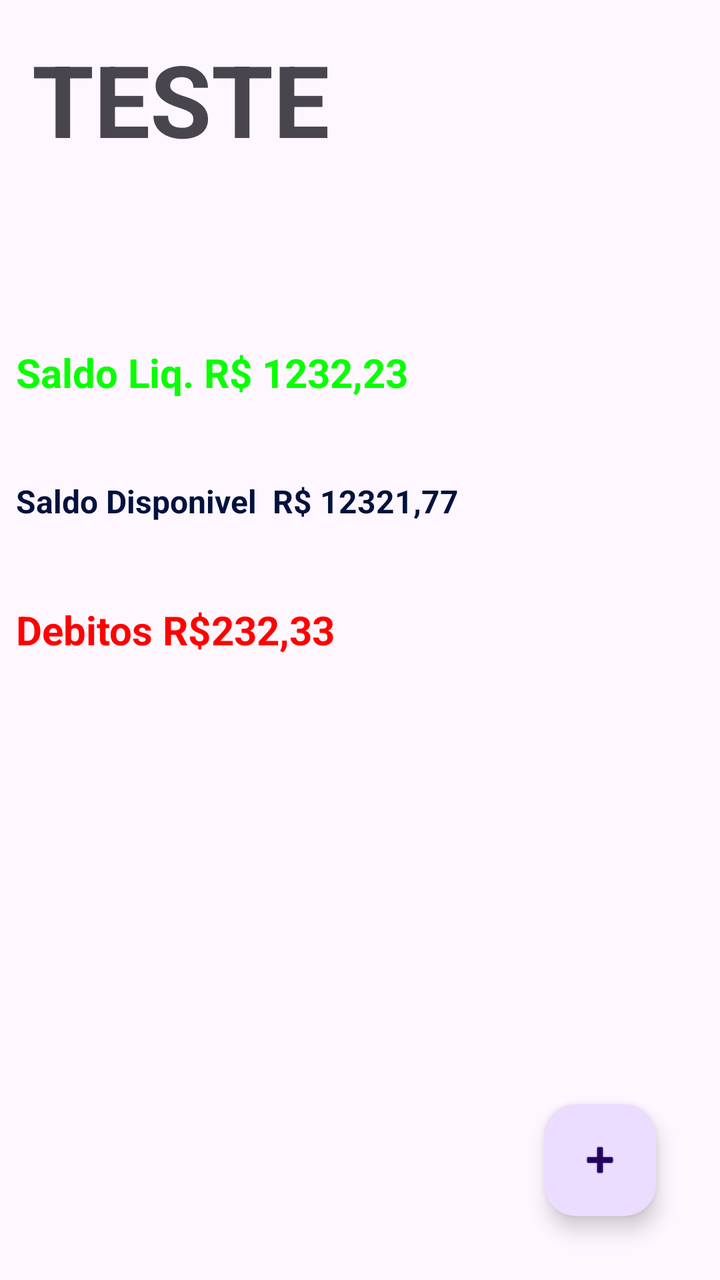
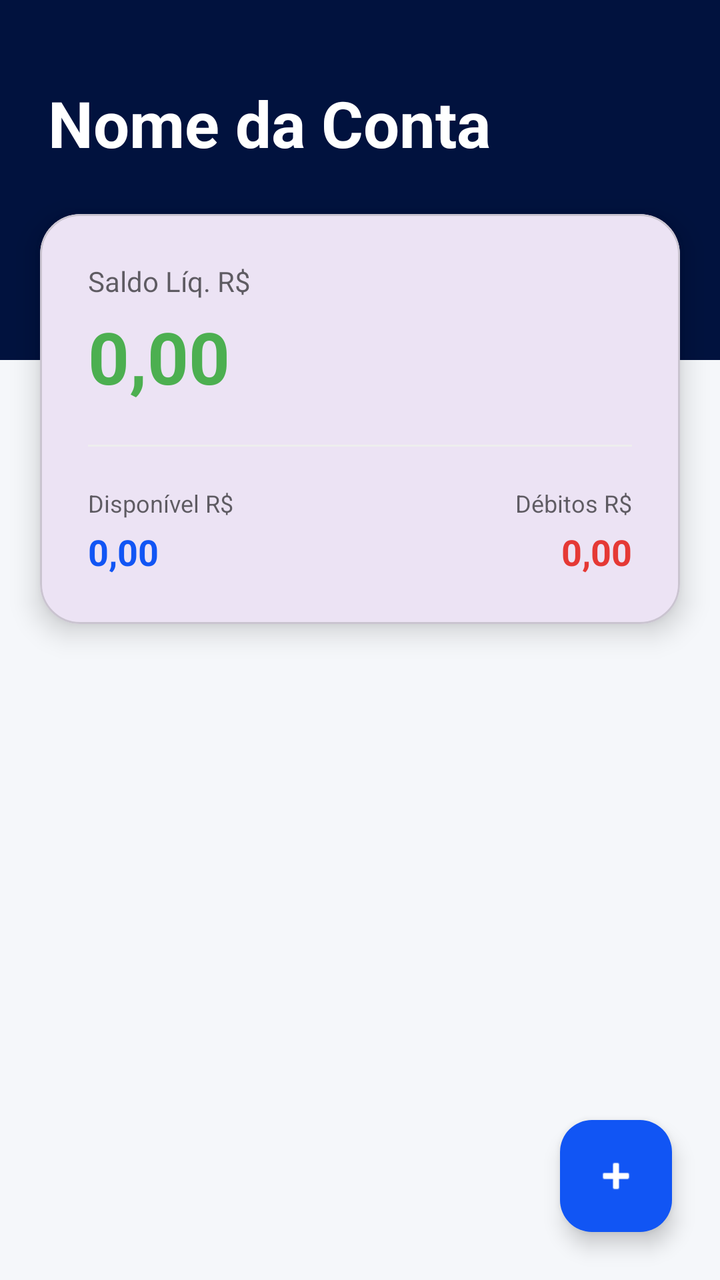

Before-and-after screenshots of an Android layout around one commit, followed by the original layout XML and the change that was made.
<!-- AndroidManifest.xml: application theme Theme.MeuControleFinaceiro -->
<!-- res/layout/fragment_fragmentbanco_aberto.xml -->
<?xml version="1.0" encoding="utf-8"?>
<androidx.constraintlayout.widget.ConstraintLayout xmlns:android="http://schemas.android.com/apk/res/android"
    xmlns:app="http://schemas.android.com/apk/res-auto"
    xmlns:tools="http://schemas.android.com/tools"
    android:layout_width="match_parent"
    android:layout_height="match_parent"
    tools:context=".ui.bancoAberto.FragmentbancoAberto" >

    <ProgressBar
        android:id="@+id/progressBarBancoAberto"
        style="?android:attr/progressBarStyle"
        android:layout_width="wrap_content"
        android:layout_height="wrap_content"
        android:visibility="gone"
        app:layout_constraintBottom_toBottomOf="parent"
        app:layout_constraintEnd_toEndOf="parent"
        app:layout_constraintStart_toStartOf="parent"
        app:layout_constraintTop_toTopOf="parent" />

    <TextView
        android:id="@+id/textNomeConta"
        android:layout_width="wrap_content"
        android:layout_height="wrap_content"
        android:layout_marginStart="16dp"
        android:layout_marginTop="16dp"
        android:text="TESTE"
        android:textSize="50dp"
        android:textStyle="bold"
        app:layout_constraintStart_toStartOf="parent"
        app:layout_constraintTop_toTopOf="parent" />

    <TextView
        android:id="@+id/textView4"
        android:layout_width="wrap_content"
        android:layout_height="wrap_content"
        android:layout_marginStart="8dp"
        android:layout_marginTop="90dp"
        android:text="Saldo Liq. R$ "
        android:textColor="@color/verde"
        android:textSize="20sp"
        android:textStyle="bold"
        app:layout_constraintStart_toStartOf="parent"
        app:layout_constraintTop_toBottomOf="@+id/textNomeConta" />

    <TextView
        android:id="@+id/textView5"
        android:layout_width="wrap_content"
        android:layout_height="wrap_content"
        android:layout_marginStart="8dp"
        android:layout_marginTop="40dp"
        android:text="Saldo Disponivel  R$ "
        android:textColor="@color/azul2"
        android:textSize="16sp"
        android:textStyle="bold"
        app:layout_constraintStart_toStartOf="parent"
        app:layout_constraintTop_toBottomOf="@+id/textView4" />

    <TextView
        android:id="@+id/textSaldoLiq"
        android:layout_width="wrap_content"
        android:layout_height="wrap_content"
        android:text="1232,23"
        android:textColor="@color/verde"
        android:textSize="20sp"
        android:textStyle="bold"
        app:layout_constraintBottom_toBottomOf="@+id/textView4"
        app:layout_constraintStart_toEndOf="@+id/textView4"
        app:layout_constraintTop_toTopOf="@+id/textView4" />

    <TextView
        android:id="@+id/textSaldoDisponivel"
        android:layout_width="wrap_content"
        android:layout_height="wrap_content"
        android:text="12321,77"
        android:textColor="@color/azul2"
        android:textSize="16sp"
        android:textStyle="bold"
        app:layout_constraintBottom_toBottomOf="@+id/textView5"
        app:layout_constraintStart_toEndOf="@+id/textView5"
        app:layout_constraintTop_toTopOf="@+id/textView5" />

    <TextView
        android:id="@+id/textView8"
        android:layout_width="wrap_content"
        android:layout_height="wrap_content"
        android:layout_marginStart="8dp"
        android:layout_marginTop="40dp"
        android:text="Debitos R$"
        android:textColor="@color/red"
        android:textSize="20sp"
        android:textStyle="bold"
        app:layout_constraintStart_toStartOf="parent"
        app:layout_constraintTop_toBottomOf="@+id/textView5" />

    <TextView
        android:id="@+id/textDebitos"
        android:layout_width="wrap_content"
        android:layout_height="wrap_content"
        android:text="232,33"
        android:textColor="@color/red"
        android:textSize="20sp"
        android:textStyle="bold"
        app:layout_constraintBottom_toBottomOf="@+id/textView8"
        app:layout_constraintStart_toEndOf="@+id/textView8"
        app:layout_constraintTop_toTopOf="@+id/textView8" />

    <com.google.android.material.floatingactionbutton.FloatingActionButton
        android:id="@+id/fabAddTrazacao"
        android:layout_width="wrap_content"
        android:layout_height="wrap_content"
        android:layout_marginEnd="32dp"
        android:layout_marginBottom="32dp"
        android:clickable="true"
        android:src="@android:drawable/ic_input_add"
        app:layout_constraintBottom_toBottomOf="parent"
        app:layout_constraintEnd_toEndOf="parent" />
</androidx.constraintlayout.widget.ConstraintLayout>
<!-- resources referenced by this layout -->
<resources>
  <color name="azul2">#01123E</color>
  <color name="red">#ff0000</color>
  <color name="verde">#08FF00</color>
  <style name="Theme.MeuControleFinaceiro" parent="Base.Theme.MeuControleFinaceiro" />
  <style name="Base.Theme.MeuControleFinaceiro" parent="Theme.Material3.DayNight.NoActionBar">
          
  
  
      </style>
</resources>

<!-- the commit's change to res/layout/fragment_fragmentbanco_aberto.xml (unified diff, before → after) -->
@@ -4,114 +4,170 @@
     xmlns:tools="http://schemas.android.com/tools"
     android:layout_width="match_parent"
     android:layout_height="match_parent"
-    tools:context=".ui.bancoAberto.FragmentbancoAberto" >
+    android:background="#F5F7FA"
+    tools:context=".ui.bancoAberto.FragmentbancoAberto">
+
+    
+    <View
+        android:id="@+id/viewHeaderBackground"
+        android:layout_width="match_parent"
+        android:layout_height="180dp"
+        android:background="@color/azul2"
+        app:layout_constraintTop_toTopOf="parent" />
+
+    <TextView
+        android:id="@+id/textNomeConta"
+        android:layout_width="0dp"
+        android:layout_height="wrap_content"
+        android:layout_marginStart="24dp"
+        android:layout_marginTop="40dp"
+        android:layout_marginEnd="24dp"
+        android:text="Nome da Conta"
+        android:textColor="@color/white"
+        android:textSize="32sp"
+        android:textStyle="bold"
+        app:layout_constraintEnd_toEndOf="parent"
+        app:layout_constraintStart_toStartOf="parent"
+        app:layout_constraintTop_toTopOf="parent" />
+
+    
+    <com.google.android.material.card.MaterialCardView
+        android:id="@+id/cardInfo"
+        android:layout_width="match_parent"
+        android:layout_height="wrap_content"
+        android:layout_marginStart="20dp"
+        android:layout_marginTop="24dp"
+        android:layout_marginEnd="20dp"
+        app:cardCornerRadius="20dp"
+        app:cardElevation="8dp"
+        app:layout_constraintTop_toBottomOf="@id/textNomeConta">
+
+        <androidx.constraintlayout.widget.ConstraintLayout
+            android:layout_width="match_parent"
+            android:layout_height="wrap_content"
+            android:padding="24dp">
+
+            <TextView
+                android:id="@+id/textView4"
+                android:layout_width="wrap_content"
+                android:layout_height="wrap_content"
+                android:alpha="0.6"
+                android:text="Saldo Líq. R$"
+                android:textColor="@color/black"
+                android:textSize="14sp"
+                app:layout_constraintStart_toStartOf="parent"
+                app:layout_constraintTop_toTopOf="parent" />
+
+            <TextView
+                android:id="@+id/textSaldoLiq"
+                android:layout_width="wrap_content"
+                android:layout_height="wrap_content"
+                android:layout_marginTop="4dp"
+                android:text="0,00"
+                android:textColor="@color/verde"
+                android:textSize="36sp"
+                android:textStyle="bold"
+                app:layout_constraintStart_toStartOf="parent"
+                app:layout_constraintTop_toBottomOf="@id/textView4" />
+
+            <View
+                android:id="@+id/cardDivider"
+                android:layout_width="match_parent"
+                android:layout_height="1dp"
+                android:layout_marginTop="20dp"
+                android:background="#EEEEEE"
+                app:layout_constraintTop_toBottomOf="@id/textSaldoLiq" />
+
+            <LinearLayout
+                android:layout_width="match_parent"
+                android:layout_height="wrap_content"
+                android:layout_marginTop="20dp"
+                android:baselineAligned="false"
+                android:orientation="horizontal"
+                app:layout_constraintTop_toBottomOf="@id/cardDivider">
+
+                <LinearLayout
+                    android:layout_width="0dp"
+                    android:layout_height="wrap_content"
+                    android:layout_weight="1"
+                    android:orientation="vertical">
+
+                    <TextView
+                        android:id="@+id/textView5"
+                        android:layout_width="wrap_content"
+                        android:layout_height="wrap_content"
+                        android:alpha="0.6"
+                        android:text="Disponível R$"
+                        android:textColor="@color/black"
+                        android:textSize="12sp" />
+
+                    <TextView
+                        android:id="@+id/textSaldoDisponivel"
+                        android:layout_width="wrap_content"
+                        android:layout_height="wrap_content"
+                        android:layout_marginTop="4dp"
+                        android:text="0,00"
+                        android:textColor="@color/azul"
+                        android:textSize="18sp"
+                        android:textStyle="bold" />
+                </LinearLayout>
+
+                <LinearLayout
+                    android:layout_width="0dp"
+                    android:layout_height="wrap_content"
+                    android:layout_weight="1"
+                    android:gravity="end"
+                    android:orientation="vertical">
+
+                    <TextView
+                        android:id="@+id/textView8"
+                        android:layout_width="wrap_content"
+                        android:layout_height="wrap_content"
+                        android:alpha="0.6"
+                        android:text="Débitos R$"
+                        android:textColor="@color/black"
+                        android:textSize="12sp" />
+
+                    <TextView
+                        android:id="@+id/textDebitos"
+                        android:layout_width="wrap_content"
+                        android:layout_height="wrap_content"
+                        android:layout_marginTop="4dp"
+                        android:text="0,00"
+                        android:textColor="@color/red"
+                        android:textSize="18sp"
+                        android:textStyle="bold" />
+                </LinearLayout>
+            </LinearLayout>
+
+        </androidx.constraintlayout.widget.ConstraintLayout>
+    </com.google.android.material.card.MaterialCardView>
 
     <ProgressBar
         android:id="@+id/progressBarBancoAberto"
         style="?android:attr/progressBarStyle"
         android:layout_width="wrap_content"
         android:layout_height="wrap_content"
+        android:elevation="10dp"
         android:visibility="gone"
         app:layout_constraintBottom_toBottomOf="parent"
         app:layout_constraintEnd_toEndOf="parent"
         app:layout_constraintStart_toStartOf="parent"
         app:layout_constraintTop_toTopOf="parent" />
 
-    <TextView
-        android:id="@+id/textNomeConta"
-        android:layout_width="wrap_content"
-        android:layout_height="wrap_content"
-        android:layout_marginStart="16dp"
-        android:layout_marginTop="16dp"
-        android:text="TESTE"
-        android:textSize="50dp"
-        android:textStyle="bold"
-        app:layout_constraintStart_toStartOf="parent"
-        app:layout_constraintTop_toTopOf="parent" />
-
-    <TextView
-        android:id="@+id/textView4"
-        android:layout_width="wrap_content"
-        android:layout_height="wrap_content"
-        android:layout_marginStart="8dp"
-        android:layout_marginTop="90dp"
-        android:text="Saldo Liq. R$ "
-        android:textColor="@color/verde"
-        android:textSize="20sp"
-        android:textStyle="bold"
-        app:layout_constraintStart_toStartOf="parent"
-        app:layout_constraintTop_toBottomOf="@+id/textNomeConta" />
-
-    <TextView
-        android:id="@+id/textView5"
-        android:layout_width="wrap_content"
-        android:layout_height="wrap_content"
-        android:layout_marginStart="8dp"
-        android:layout_marginTop="40dp"
-        android:text="Saldo Disponivel  R$ "
-        android:textColor="@color/azul2"
-        android:textSize="16sp"
-        android:textStyle="bold"
-        app:layout_constraintStart_toStartOf="parent"
-        app:layout_constraintTop_toBottomOf="@+id/textView4" />
-
-    <TextView
-        android:id="@+id/textSaldoLiq"
-        android:layout_width="wrap_content"
-        android:layout_height="wrap_content"
-        android:text="1232,23"
-        android:textColor="@color/verde"
-        android:textSize="20sp"
-        android:textStyle="bold"
-        app:layout_constraintBottom_toBottomOf="@+id/textView4"
-        app:layout_constraintStart_toEndOf="@+id/textView4"
-        app:layout_constraintTop_toTopOf="@+id/textView4" />
-
-    <TextView
-        android:id="@+id/textSaldoDisponivel"
-        android:layout_width="wrap_content"
-        android:layout_height="wrap_content"
-        android:text="12321,77"
-        android:textColor="@color/azul2"
-        android:textSize="16sp"
-        android:textStyle="bold"
-        app:layout_constraintBottom_toBottomOf="@+id/textView5"
-        app:layout_constraintStart_toEndOf="@+id/textView5"
-        app:layout_constraintTop_toTopOf="@+id/textView5" />
-
-    <TextView
-        android:id="@+id/textView8"
-        android:layout_width="wrap_content"
-        android:layout_height="wrap_content"
-        android:layout_marginStart="8dp"
-        android:layout_marginTop="40dp"
-        android:text="Debitos R$"
-        android:textColor="@color/red"
-        android:textSize="20sp"
-        android:textStyle="bold"
-        app:layout_constraintStart_toStartOf="parent"
-        app:layout_constraintTop_toBottomOf="@+id/textView5" />
-
-    <TextView
-        android:id="@+id/textDebitos"
-        android:layout_width="wrap_content"
-        android:layout_height="wrap_content"
-        android:text="232,33"
-        android:textColor="@color/red"
-        android:textSize="20sp"
-        android:textStyle="bold"
-        app:layout_constraintBottom_toBottomOf="@+id/textView8"
-        app:layout_constraintStart_toEndOf="@+id/textView8"
-        app:layout_constraintTop_toTopOf="@+id/textView8" />
-
     <com.google.android.material.floatingactionbutton.FloatingActionButton
         android:id="@+id/fabAddTrazacao"
         android:layout_width="wrap_content"
         android:layout_height="wrap_content"
-        android:layout_marginEnd="32dp"
-        android:layout_marginBottom="32dp"
+        android:layout_marginEnd="24dp"
+        android:layout_marginBottom="24dp"
+        android:backgroundTint="@color/azul"
         android:clickable="true"
-        android:src="@android:drawable/ic_input_add"
+        android:contentDescription="Adicionar Transação"
+        android:focusable="true"
         app:layout_constraintBottom_toBottomOf="parent"
-        app:layout_constraintEnd_toEndOf="parent" />
+        app:layout_constraintEnd_toEndOf="parent"
+        app:srcCompat="@android:drawable/ic_input_add"
+        app:tint="@color/white" />
+
 </androidx.constraintlayout.widget.ConstraintLayout>
<!-- resource entries referenced after the edit -->
@@ -1,8 +1,11 @@
 <!-- resources referenced by this layout -->
 <resources>
+  <color name="azul">#1155F4</color>
   <color name="azul2">#01123E</color>
-  <color name="red">#ff0000</color>
-  <color name="verde">#08FF00</color>
+  <color name="black">#FF000000</color>
+  <color name="red">#E53935</color>
+  <color name="verde">#4CAF50</color>
+  <color name="white">#FFFFFFFF</color>
   <style name="Theme.MeuControleFinaceiro" parent="Base.Theme.MeuControleFinaceiro" />
   <style name="Base.Theme.MeuControleFinaceiro" parent="Theme.Material3.DayNight.NoActionBar">
           
